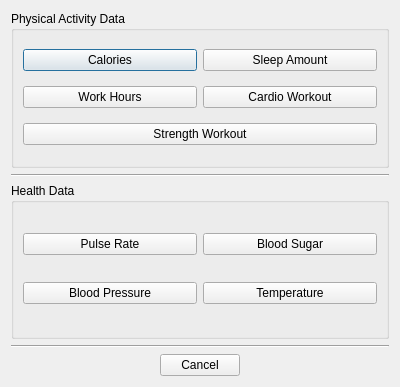
The window that cse360project/enterdataui.ui (Aszy/cse360project) describes before a commit, drawn with Qt 5.
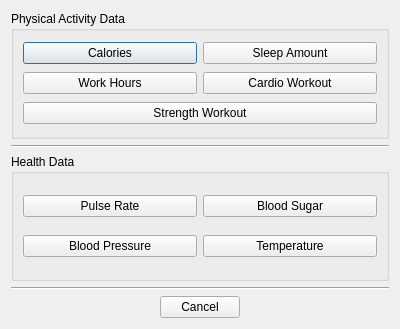
The same window after the commit.

```diff
--- a/cse360project/enterdataui.ui
+++ b/cse360project/enterdataui.ui
@@ -7,9 +7,15 @@
     <x>0</x>
     <y>0</y>
     <width>400</width>
-    <height>387</height>
+    <height>329</height>
    </rect>
   </property>
+  <property name="maximumSize">
+   <size>
+    <width>400</width>
+    <height>329</height>
+   </size>
+  </property>
   <property name="windowTitle">
    <string>Enter Data</string>
   </property>
```
Left out of the diff: 38 changed lines with no effect on the pictures.
